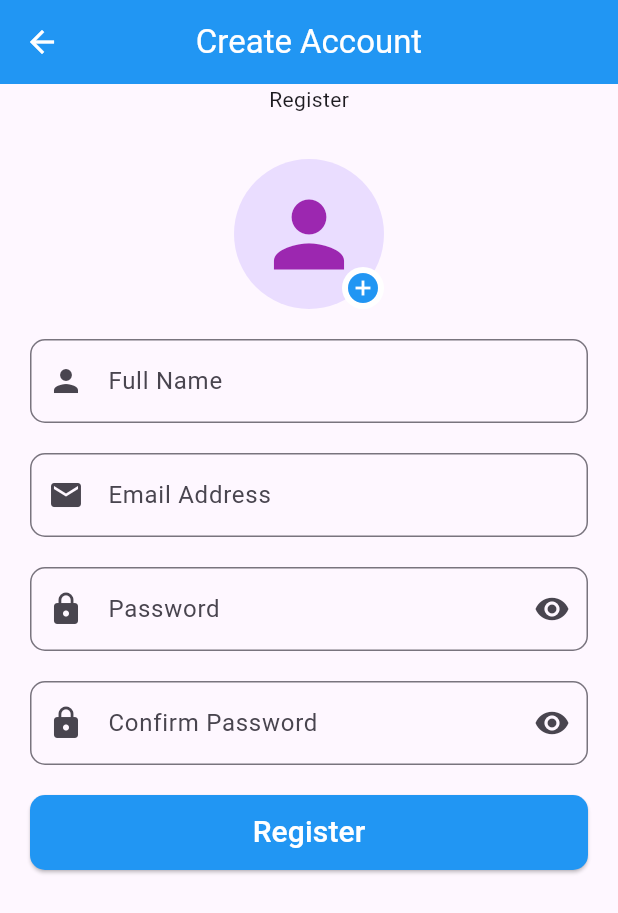
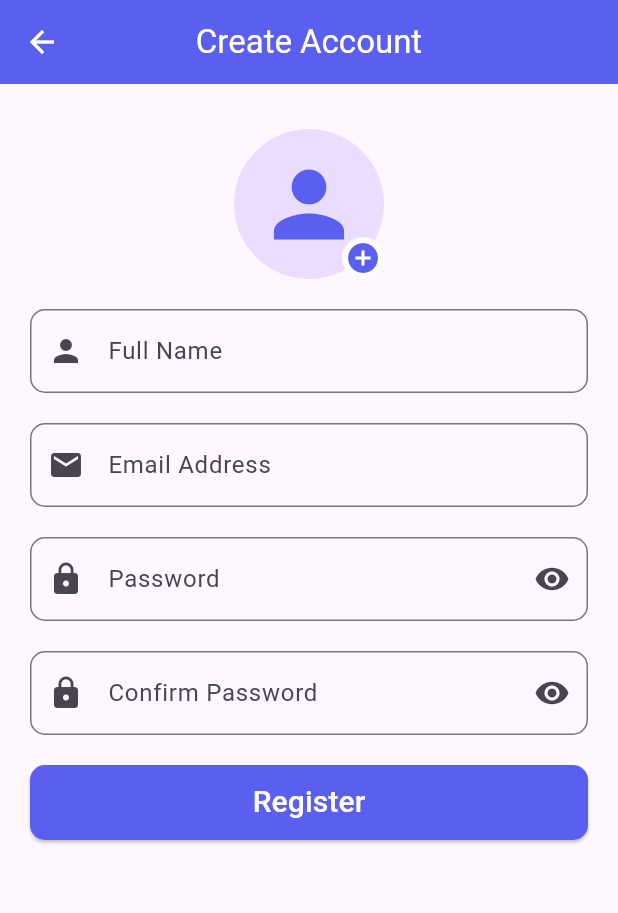
Before and after one commit to KhushbooCoder/team_project_app, a Flutter app: the RegisterScreen screen opened directly, on a phone screen of 412 x 824 dp. Shown: the top 913 px of the screen. Run offline on Flutter 3.47's test engine with Material 3 defaults, Android fonts, the phone set to English and light mode, and no system bars.

Commit message:
i worked on register screen

```diff
--- a/lib/main.dart
+++ b/lib/main.dart
@@ -1,5 +1,6 @@
 import 'package:flutter/material.dart';
 import 'package:team_project_app/login_screen.dart';
+import 'package:team_project_app/register_screen.dart';
 import 'package:team_project_app/splass_screen.dart';
 
 void main() {
@@ -11,9 +12,9 @@ class MyApp extends StatelessWidget {
 
   @override
   Widget build(BuildContext context) {
-    return const MaterialApp(
+    return  MaterialApp(
       debugShowCheckedModeBanner: false,
-      home: LoginScreen(),
+      home: RegisterScreen(),
     );
   }
 }
--- a/lib/register_screen.dart
+++ b/lib/register_screen.dart
@@ -40,7 +40,7 @@ class _RegisterScreenState extends State<RegisterScreen> {
           icon: Icon(Icons.arrow_back),
           color: Color(0xffffffff),
         ),
-        backgroundColor: Colors.blue,
+        backgroundColor: Color(0xff5B5FEF),
         title: Text(
           "Create Account",
           style: TextStyle(color: Color(0xffffffff)),
@@ -52,7 +52,7 @@ class _RegisterScreenState extends State<RegisterScreen> {
               child: Column(
                 children: [
 
-                  Text("Register"),
+
                   SizedBox(height: 30),
                   Stack(
                     children: [
@@ -65,7 +65,7 @@ class _RegisterScreenState extends State<RegisterScreen> {
                             ? const Icon(
                           Icons.person,
                           size: 70,
-                          color: Colors.purple,
+                          color: Color(0xff5B5FEF),
                         )
                             : null,
                       ),
@@ -109,7 +109,7 @@ class _RegisterScreenState extends State<RegisterScreen> {
                           child: CircleAvatar(
                             radius: 14,
                             backgroundColor: Colors.white,
-                            child: Icon(Icons.add_circle, color: Colors.blue),
+                            child: Icon(Icons.add_circle, color: Color(0xff5B5FEF)),
                           ),
                         ),
                       ),
@@ -181,7 +181,7 @@ class _RegisterScreenState extends State<RegisterScreen> {
 
                           child: ElevatedButton(
                             style: ElevatedButton.styleFrom(
-                              backgroundColor: Colors.blue,
+                              backgroundColor: Color(0xff5B5FEF),
                               shape: RoundedRectangleBorder(
                                 borderRadius: BorderRadiusGeometry.all(
                                   Radius.circular(10),
```
